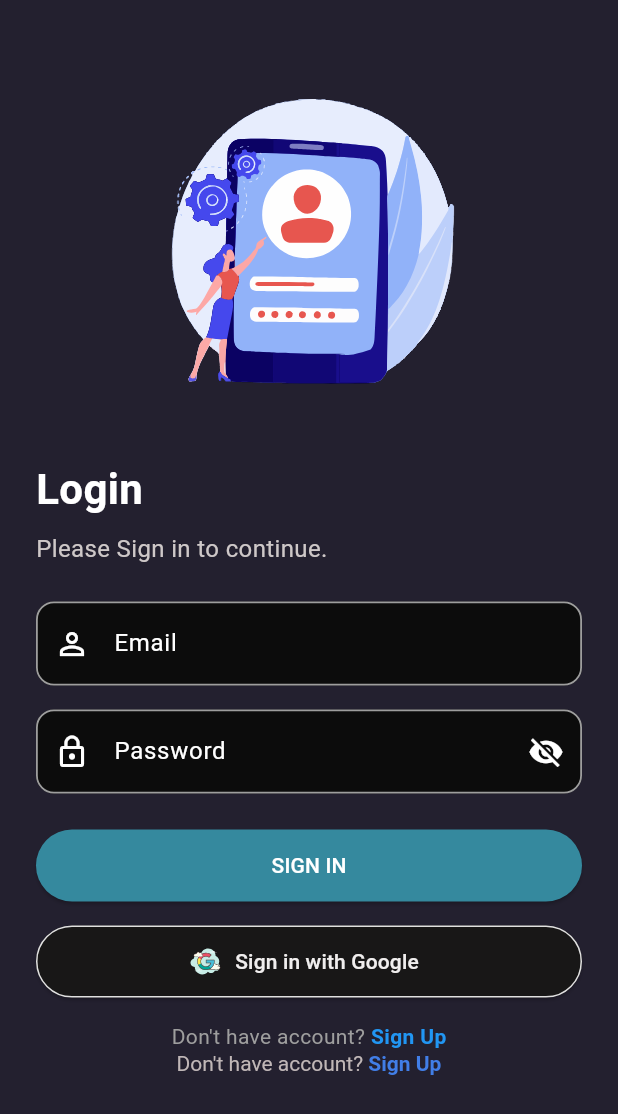
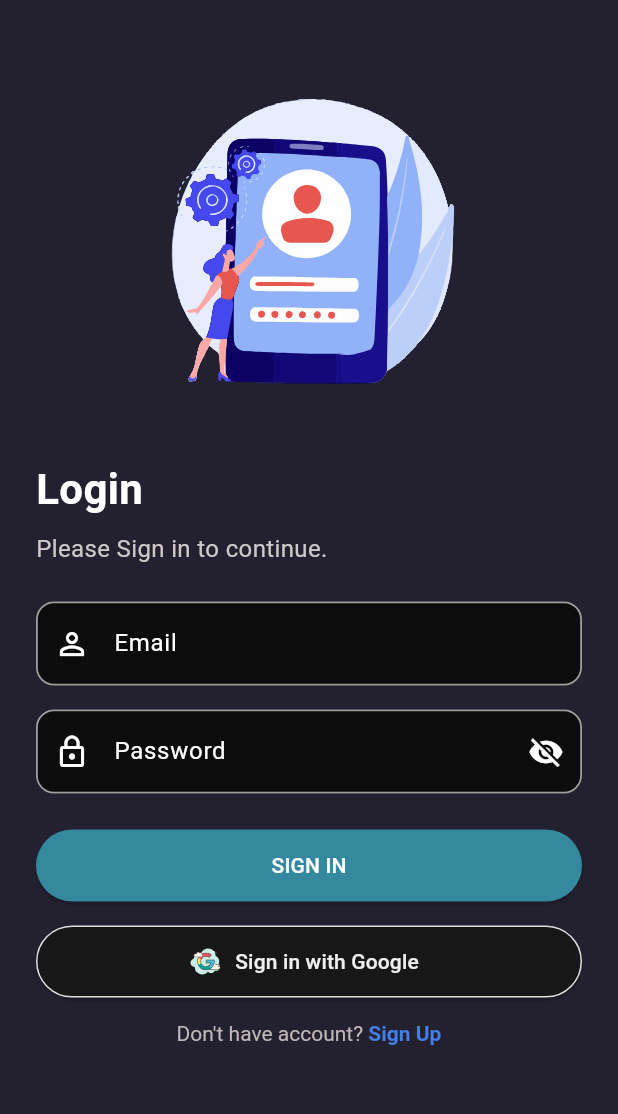
Before and after one commit to Shashikarathnayaka/Event-Buddy-Paragon-, a Flutter app: the LoginScreen screen opened by its route, on a phone screen of 412 x 824 dp. Shown: the top 1114 px of the screen. Run offline on Flutter 3.47's test engine with Material 3 defaults, Android fonts, the light colour scheme and no system bars; drawn by our look-alikes of toastification; our stand-ins replace cloud_firestore, firebase_auth, firebase_core, firebase_messaging, firebase_storage, flutter_local_notifications and 7 more; accounts and stored records are empty.

Commit message:
sign in fixed

```diff
--- a/lib/screens/Login_screen.dart
+++ b/lib/screens/Login_screen.dart
@@ -256,30 +256,30 @@ class _LoginPageState extends ConsumerState<LoginScreen> {
                   onPressed: controller.isLoading ? null : _signInWithGoogle,
                 ),
                 const SizedBox(height: 16),
-                Center(
-                  child: GestureDetector(
-                    onTap: () {
-                      context.push(
-                        Routes.register,
-                      ); // Changed from context.go()
-                    },
-                    child: Text.rich(
-                      TextSpan(
-                        text: "Don't have account? ",
-                        style: TextStyle(color: Colors.grey),
-                        children: [
-                          TextSpan(
-                            text: "Sign Up",
-                            style: TextStyle(
-                              color: Colors.blue,
-                              fontWeight: FontWeight.bold,
-                            ),
-                          ),
-                        ],
-                      ),
-                    ),
-                  ),
-                ),
+                // Center(
+                //   child: GestureDetector(
+                //     onTap: () {
+                //       context.push(
+                //         Routes.register,
+                //       ); // Changed from context.go()
+                //     },
+                //     child: Text.rich(
+                //       TextSpan(
+                //         text: "Don't have account? ",
+                //         style: TextStyle(color: Colors.grey),
+                //         children: [
+                //           TextSpan(
+                //             text: "Sign Up",
+                //             style: TextStyle(
+                //               color: Colors.blue,
+                //               fontWeight: FontWeight.bold,
+                //             ),
+                //           ),
+                //         ],
+                //       ),
+                //     ),
+                //   ),
+                // ),
                 Center(
                   child: RichText(
                     text: TextSpan(
```
Also changed, not shown: lib/wrapper/wrapper.dart (+0 -11 lines).
